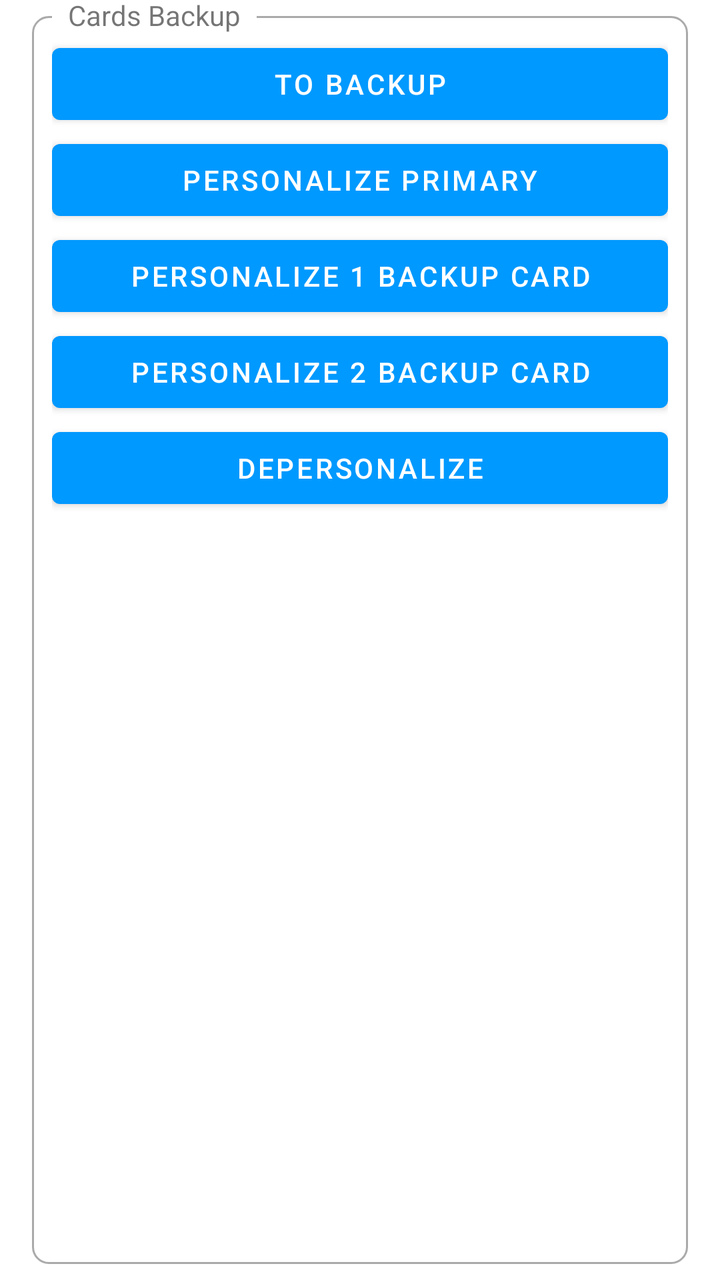
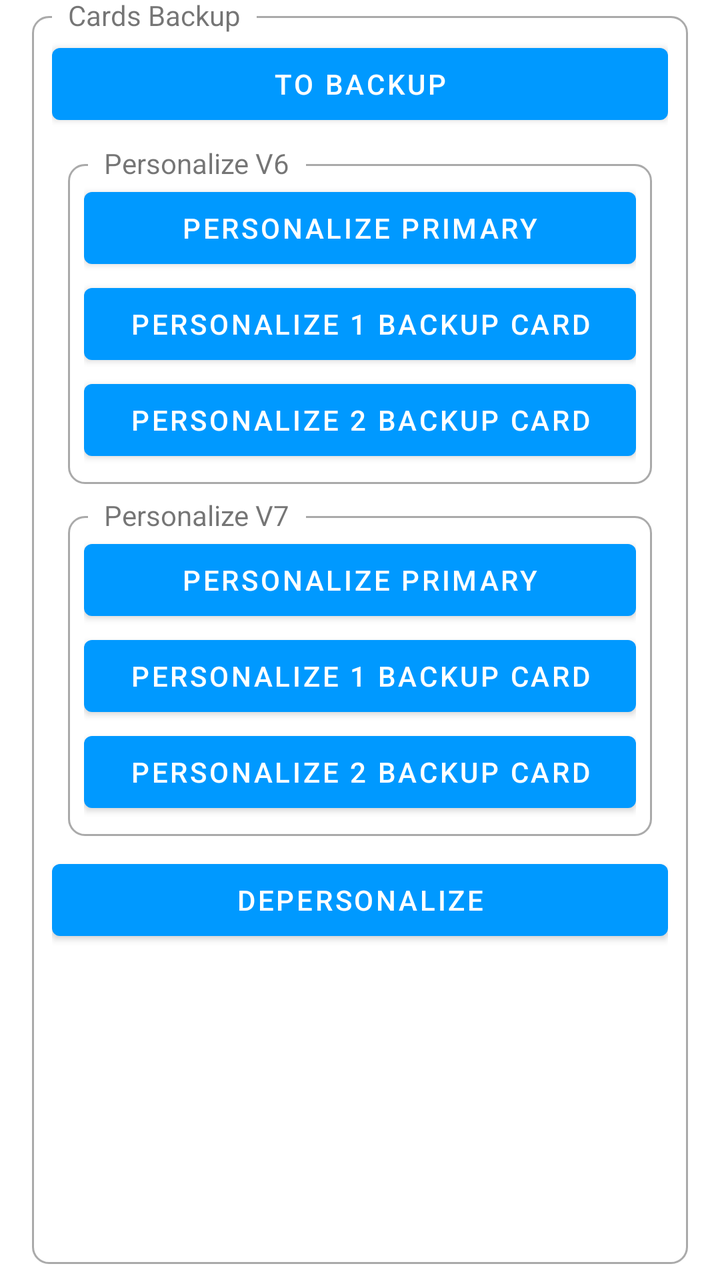

The first picture is an Android layout as it rendered before a commit; the second is the same layout after the commit. The layout source and the unified diff follow.
<!-- AndroidManifest.xml: application theme AppTheme -->
<!-- res/layout/backup.xml -->
<?xml version="1.0" encoding="utf-8"?>
<FrameLayout xmlns:android="http://schemas.android.com/apk/res/android"
    android:layout_width="match_parent"
    android:layout_height="wrap_content"
    android:clipToPadding="false"
    android:paddingStart="@dimen/box_padding_horizontal"
    android:paddingTop="@dimen/box_padding_vertical"
    android:paddingEnd="@dimen/box_padding_horizontal"
    android:paddingBottom="@dimen/box_padding_vertical">

    <FrameLayout
        android:layout_width="match_parent"
        android:layout_height="match_parent"
        android:background="@drawable/rounded_corner" />

    <TextView
        android:layout_width="wrap_content"
        android:layout_height="wrap_content"
        android:background="?android:windowBackground"
        android:paddingStart="8dp"
        android:paddingEnd="8dp"
        android:text="Cards Backup"
        android:translationX="10dp"
        android:translationY="-10dp" />

    <FrameLayout
        android:id="@+id/contentContainer"
        android:layout_width="match_parent"
        android:layout_height="match_parent"
        android:clipToPadding="false"
        android:padding="10dp">

        <LinearLayout
            android:layout_width="match_parent"
            android:layout_height="wrap_content"
            android:orientation="vertical">

            <Button
                android:id="@+id/btnStartBackup"
                android:layout_width="match_parent"
                android:layout_height="wrap_content"
                android:text="To Backup" />

            <Button
                android:id="@+id/btnPersonalizePrimary"
                android:layout_width="match_parent"
                android:layout_height="wrap_content"
                android:text="Personalize Primary" />

            <Button
                android:id="@+id/btnPersonalizeBackup1"
                android:layout_width="match_parent"
                android:layout_height="wrap_content"
                android:text="Personalize 1 backup card" />

            <Button
                android:id="@+id/btnPersonalizeBackup2"
                android:layout_width="match_parent"
                android:layout_height="wrap_content"
                android:text="Personalize 2 backup card" />

            <Button
                android:id="@+id/btnDepersonalize"
                android:layout_width="match_parent"
                android:layout_height="wrap_content"
                android:text="Depersonalize" />

        </LinearLayout>

    </FrameLayout>

</FrameLayout>
<!-- resources referenced by this layout -->
<resources>
  <dimen name="box_padding_horizontal">16dp</dimen>
  <dimen name="box_padding_vertical">8dp</dimen>
  <!-- drawable rounded_corner (drawable) -->
  <?xml version="1.0" encoding="utf-8"?>
  <shape xmlns:android="http://schemas.android.com/apk/res/android">
      <stroke
          android:width="1dp"
          android:color="@android:color/darker_gray" />
  
      <solid android:color="@android:color/transparent" />
  
      <padding
          android:bottom="5dp"
          android:left="5dp"
          android:right="5dp"
          android:top="5dp" />
  
      <corners android:radius="8dp" />
  </shape>
  <style name="AppTheme" parent="Theme.MaterialComponents.DayNight.NoActionBar">
          <item name="colorPrimary">@color/primary</item>
          <item name="colorPrimaryDark">@color/primary_dark</item>
          <item name="colorOnPrimary">@color/on_primary</item>
          <item name="colorSecondary">@color/primary</item>
      </style>
  <color name="primary">#0099FF</color>
  <color name="primary_dark">#0099FF</color>
  <color name="on_primary">#FFFFFF</color>
</resources>

<!-- the commit's change to res/layout/backup.xml (unified diff, before → after) -->
@@ -41,23 +41,110 @@
                 android:layout_height="wrap_content"
                 android:text="To Backup" />
 
-            <Button
-                android:id="@+id/btnPersonalizePrimary"
+            <Space
+                android:layout_width="match_parent"
+                android:layout_height="8dp" />
+
+            <FrameLayout
                 android:layout_width="match_parent"
                 android:layout_height="wrap_content"
-                android:text="Personalize Primary" />
+                android:clipToPadding="false"
 
-            <Button
-                android:id="@+id/btnPersonalizeBackup1"
+                android:padding="8dp">
+
+                <FrameLayout
+                    android:layout_width="match_parent"
+                    android:layout_height="match_parent"
+                    android:background="@drawable/rounded_corner" />
+
+                <TextView
+                    android:layout_width="wrap_content"
+                    android:layout_height="wrap_content"
+                    android:background="?android:windowBackground"
+                    android:paddingStart="8dp"
+                    android:paddingEnd="8dp"
+                    android:text="Personalize V6"
+                    android:translationX="10dp"
+                    android:translationY="-10dp" />
+
+                <LinearLayout
+                    android:layout_width="match_parent"
+                    android:layout_height="wrap_content"
+                    android:orientation="vertical"
+                    android:padding="8dp">
+
+                    <Button
+                        android:id="@+id/btnPersonalizePrimary"
+                        android:layout_width="match_parent"
+                        android:layout_height="wrap_content"
+                        android:text="Personalize Primary" />
+
+                    <Button
+                        android:id="@+id/btnPersonalizeBackup1"
+                        android:layout_width="match_parent"
+                        android:layout_height="wrap_content"
+                        android:text="Personalize 1 backup card" />
+
+                    <Button
+                        android:id="@+id/btnPersonalizeBackup2"
+                        android:layout_width="match_parent"
+                        android:layout_height="wrap_content"
+                        android:text="Personalize 2 backup card" />
+
+                </LinearLayout>
+
+            </FrameLayout>
+
+            <FrameLayout
                 android:layout_width="match_parent"
                 android:layout_height="wrap_content"
-                android:text="Personalize 1 backup card" />
+                android:clipToPadding="false"
 
-            <Button
-                android:id="@+id/btnPersonalizeBackup2"
-                android:layout_width="match_parent"
-                android:layout_height="wrap_content"
-                android:text="Personalize 2 backup card" />
+                android:padding="8dp">
+
+                <FrameLayout
+                    android:layout_width="match_parent"
+                    android:layout_height="match_parent"
+                    android:background="@drawable/rounded_corner" />
+
+                <TextView
+                    android:layout_width="wrap_content"
+                    android:layout_height="wrap_content"
+                    android:background="?android:windowBackground"
+                    android:paddingStart="8dp"
+                    android:paddingEnd="8dp"
+                    android:text="Personalize V7"
+                    android:translationX="10dp"
+                    android:translationY="-10dp" />
+
+                <LinearLayout
+                    android:layout_width="match_parent"
+                    android:layout_height="wrap_content"
+                    android:orientation="vertical"
+                    android:padding="8dp">
+
+                    <Button
+                        android:id="@+id/btnPersonalizePrimaryV7"
+                        android:layout_width="match_parent"
+                        android:layout_height="wrap_content"
+                        android:text="Personalize Primary" />
+
+                    <Button
+                        android:id="@+id/btnPersonalizeBackup1V7"
+                        android:layout_width="match_parent"
+                        android:layout_height="wrap_content"
+                        android:text="Personalize 1 backup card" />
+
+                    <Button
+                        android:id="@+id/btnPersonalizeBackup2V7"
+                        android:layout_width="match_parent"
+                        android:layout_height="wrap_content"
+                        android:text="Personalize 2 backup card" />
+
+                </LinearLayout>
+
+            </FrameLayout>
+
 
             <Button
                 android:id="@+id/btnDepersonalize"
